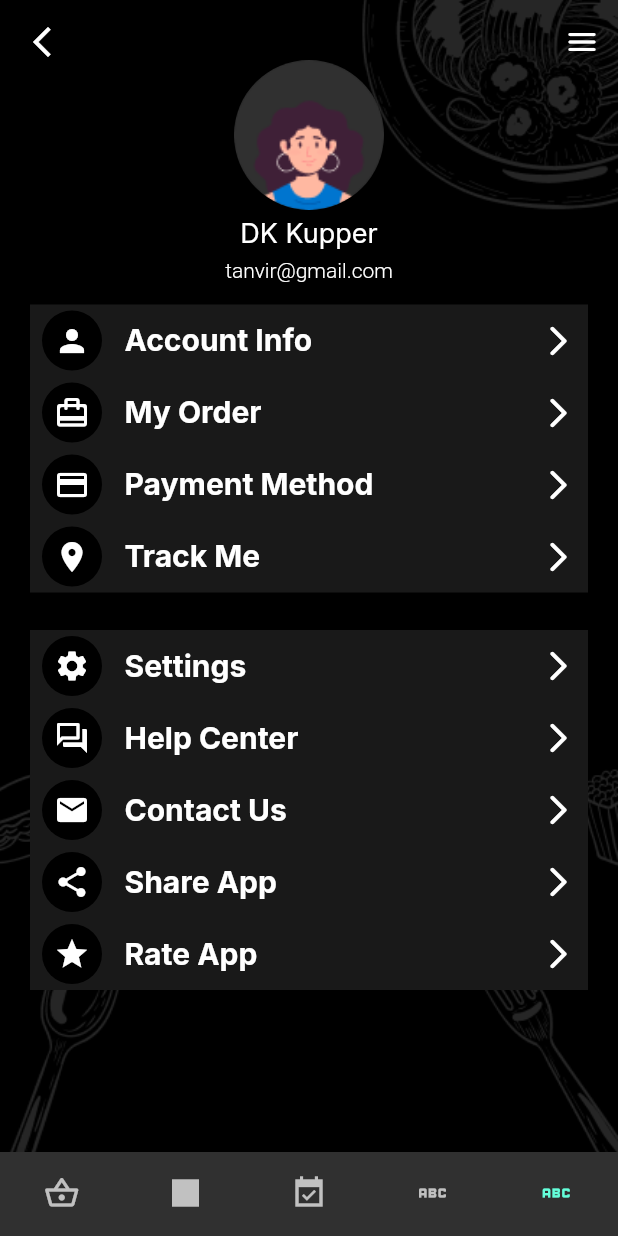
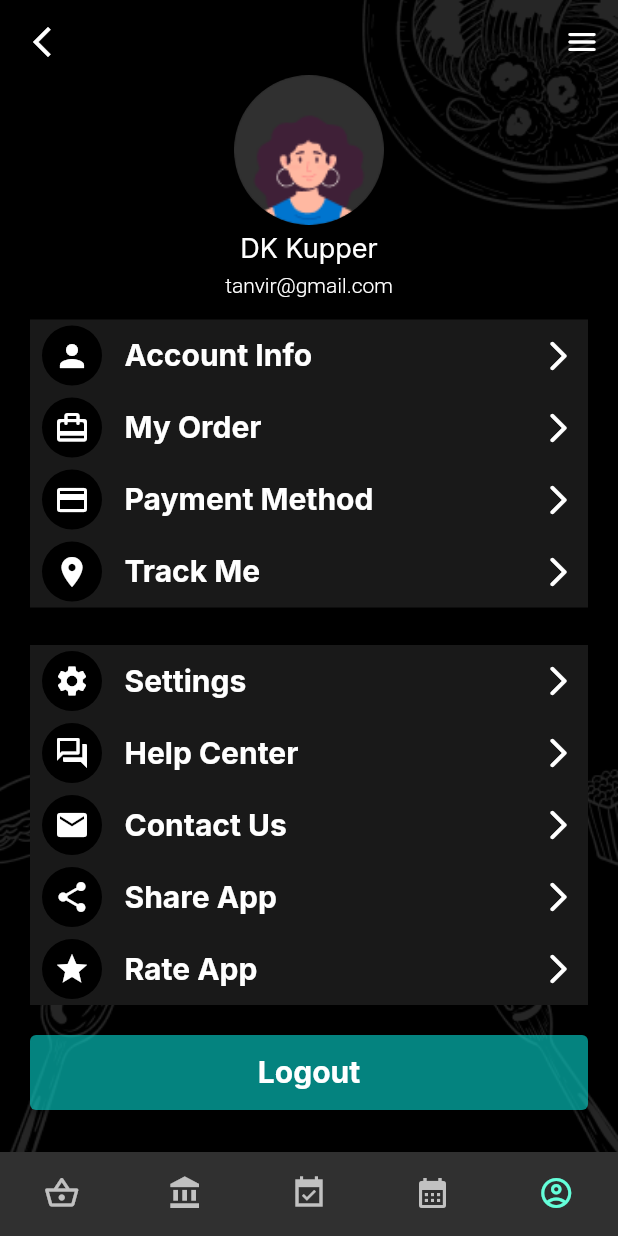
Before and after one commit to erdemsaray/FlutterUIDesign, a Flutter app: the screen it shows after launch, on a phone screen of 412 x 824 dp. Run offline on Flutter 3.47's test engine with Material 2 defaults, Android fonts, the phone set to English and light mode, and no system bars; our stand-ins replace google_fonts.

Commit message:
profile page

```diff
--- a/lib/screens/account_page.dart
+++ b/lib/screens/account_page.dart
@@ -1,4 +1,5 @@
 import 'package:eats_app/utils/variables.dart';
+import 'package:eats_app/widgets/elevated_button_widget.dart';
 import 'package:flutter/material.dart';
 
 class AccountPage extends StatefulWidget {
@@ -17,7 +18,10 @@ class _AccountPageState extends State<AccountPage> {
         appBar: AppBar(
           elevation: 0,
           backgroundColor: Colors.transparent,
-          leading: const Icon(Icons.arrow_back_ios_new_outlined),
+          leading: IconButton(
+            icon: const Icon(Icons.arrow_back_ios_new_outlined),
+            onPressed: () {},
+          ),
           actions: [IconButton(onPressed: () {}, icon: const Icon(Icons.menu_rounded))],
         ),
         body: Container(
@@ -26,7 +30,7 @@ class _AccountPageState extends State<AccountPage> {
             image: DecorationImage(image: ImageItems.backgroundImage, fit: BoxFit.cover),
           ),
           child: Padding(
-            padding: const EdgeInsets.only(right: 20, left: 20, top: 40),
+            padding: const EdgeInsets.only(right: 20, left: 20, top: 50),
             child: SingleChildScrollView(
               child: Column(
                 children: [
@@ -142,6 +146,14 @@ class _AccountPageState extends State<AccountPage> {
                       ),
                     ),
                   ),
+                  Padding(
+                    padding: const EdgeInsets.symmetric(vertical: 10),
+                    child: ElevatedButtonWidget(
+                        buttonTitle: "Logout",
+                        buttonColor: ColorItems.generalTurquaseColor,
+                        buttonTextStyle: FontItems.boldTextInter20,
+                        buttonMetod: accountInfo),
+                  ),
                 ],
               ),
             ),
@@ -154,10 +166,10 @@ class _AccountPageState extends State<AccountPage> {
           currentIndex: 4,
           items: [
             const BottomNavigationBarItem(icon: Icon(Icons.shopping_basket_outlined), label: 'Menu2'),
-            const BottomNavigationBarItem(icon: Icon(Icons.square), label: 'Menu2'),
+            const BottomNavigationBarItem(icon: Icon(Icons.account_balance_sharp), label: 'Menu2'),
             const BottomNavigationBarItem(icon: Icon(Icons.event_available_sharp), label: 'Menu2'),
-            const BottomNavigationBarItem(icon: Icon(Icons.abc), label: 'Menu2'),
-            const BottomNavigationBarItem(icon: Icon(Icons.abc), label: 'Menu2'),
+            const BottomNavigationBarItem(icon: Icon(Icons.calendar_month), label: 'Menu2'),
+            const BottomNavigationBarItem(icon: Icon(Icons.account_circle_outlined), label: 'Profile'),
           ],
         ));
   }
@@ -178,6 +190,7 @@ class rowWidget extends StatelessWidget {
   @override
   Widget build(BuildContext context) {
     return InkWell(
+      splashColor: Colors.amber,
       onTap: widgetFunction,
       child: Row(
         children: [
```
Also changed, not shown: screenImages/addnewcard.png, screenImages/profilepage.png (added), screenImages/signInPage.png, 1 other file.
